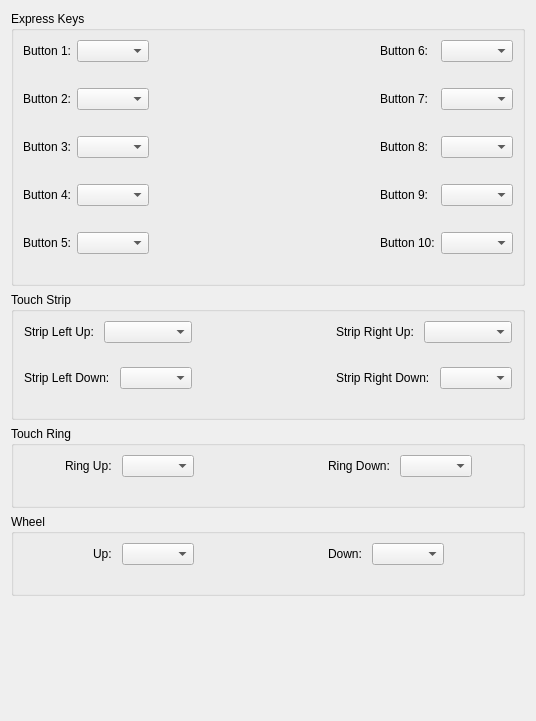
Before: the Qt Designer form src/kcmodule/padbuttonwidget.ui in KDE/wacomtablet, drawn with Qt 5.
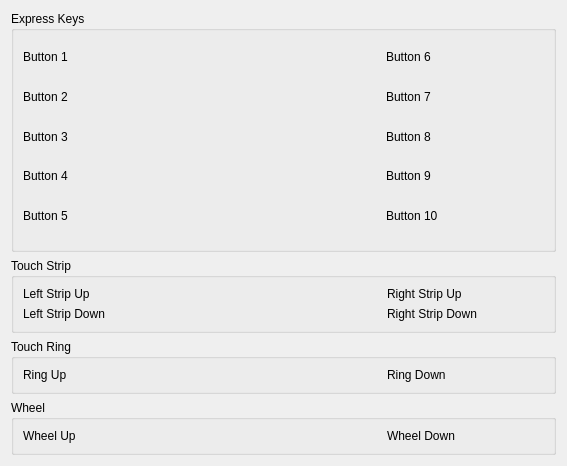
After: the same form once the commit is applied. Custom widgets are drawn as their Qt base class.

Commit message:
Updated express button assignment UI.
* Replaced all drop down menus with the new button action selector widget.
* Stabilized UI layout, it now keeps stable even when widgets are hidden.
* Fixed a bug in the button action selection widget where number keys would be interpreted as mouse buttons.

Patch:
```diff
--- a/src/kcmodule/padbuttonwidget.ui
+++ b/src/kcmodule/padbuttonwidget.ui
@@ -6,10 +6,16 @@
    <rect>
     <x>0</x>
     <y>0</y>
-    <width>536</width>
-    <height>721</height>
+    <width>539</width>
+    <height>430</height>
    </rect>
   </property>
+  <property name="sizePolicy">
+   <sizepolicy hsizetype="Expanding" vsizetype="Preferred">
+    <horstretch>0</horstretch>
+    <verstretch>0</verstretch>
+   </sizepolicy>
+  </property>
   <property name="windowTitle">
    <string>Pad Buttons</string>
   </property>
@@ -24,291 +30,299 @@
      </property>
      <layout class="QHBoxLayout" name="horizontalLayout">
       <item>
-       <layout class="QFormLayout" name="formLayout">
+       <layout class="QFormLayout" name="leftButtonLayout">
         <item row="0" column="0">
          <widget class="QLabel" name="button1Label">
-          <property name="text">
-           <string>Button 1:</string>
+          <property name="sizePolicy">
+           <sizepolicy hsizetype="Preferred" vsizetype="MinimumExpanding">
+            <horstretch>0</horstretch>
+            <verstretch>0</verstretch>
+           </sizepolicy>
           </property>
-          <property name="buddy">
-           <cstring>button1ComboBox</cstring>
-          </property>
-         </widget>
-        </item>
-        <item row="0" column="1">
-         <widget class="KComboBox" name="button1ComboBox">
-          <property name="toolTip">
-           <string>Set the action for Button 1</string>
-          </property>
-          <property name="maxVisibleItems">
-           <number>20</number>
-          </property>
-         </widget>
-        </item>
-        <item row="1" column="1">
-         <widget class="QLabel" name="button1ActionLabel">
           <property name="text">
-           <string/>
+           <string>Button 1</string>
           </property>
          </widget>
         </item>
-        <item row="2" column="0">
+        <item row="1" column="0">
          <widget class="QLabel" name="button2Label">
-          <property name="text">
-           <string>Button 2:</string>
+          <property name="sizePolicy">
+           <sizepolicy hsizetype="Preferred" vsizetype="MinimumExpanding">
+            <horstretch>0</horstretch>
+            <verstretch>0</verstretch>
+           </sizepolicy>
           </property>
-          <property name="buddy">
-           <cstring>button2ComboBox</cstring>
-          </property>
-         </widget>
-        </item>
-        <item row="2" column="1">
-         <widget class="KComboBox" name="button2ComboBox">
-          <property name="toolTip">
-           <string>Set the action for Button 2</string>
-          </property>
-          <property name="maxVisibleItems">
-           <number>20</number>
-          </property>
-         </widget>
-        </item>
-        <item row="3" column="1">
-         <widget class="QLabel" name="button2ActionLabel">
           <property name="text">
-           <string/>
+           <string>Button 2</string>
           </property>
          </widget>
         </item>
-        <item row="4" column="0">
+        <item row="2" column="0">
          <widget class="QLabel" name="button3Label">
-          <property name="text">
-           <string>Button 3:</string>
+          <property name="sizePolicy">
+           <sizepolicy hsizetype="Preferred" vsizetype="MinimumExpanding">
+            <horstretch>0</horstretch>
+            <verstretch>0</verstretch>
+           </sizepolicy>
           </property>
-          <property name="buddy">
-           <cstring>button3ComboBox</cstring>
-          </property>
-         </widget>
-        </item>
-        <item row="4" column="1">
-         <widget class="KComboBox" name="button3ComboBox">
-          <property name="toolTip">
-           <string>Set the action for Button 3</string>
-          </property>
-          <property name="maxVisibleItems">
-           <number>20</number>
-          </property>
-         </widget>
-        </item>
-        <item row="5" column="1">
-         <widget class="QLabel" name="button3ActionLabel">
           <property name="text">
-           <string/>
+           <string>Button 3</string>
           </property>
          </widget>
         </item>
-        <item row="6" column="0">
+        <item row="3" column="0">
          <widget class="QLabel" name="button4Label">
-          <property name="text">
-           <string>Button 4:</string>
+          <property name="sizePolicy">
+           <sizepolicy hsizetype="Preferred" vsizetype="MinimumExpanding">
+            <horstretch>0</horstretch>
+            <verstretch>0</verstretch>
+           </sizepolicy>
           </property>
-          <property name="buddy">
-           <cstring>button4ComboBox</cstring>
-          </property>
-         </widget>
-        </item>
-        <item row="6" column="1">
-         <widget class="KComboBox" name="button4ComboBox">
-          <property name="toolTip">
-           <string>Set the action for Button 4</string>
-          </property>
-          <property name="maxVisibleItems">
-           <number>20</number>
-          </property>
-         </widget>
-        </item>
-        <item row="7" column="1">
-         <widget class="QLabel" name="button4ActionLabel">
           <property name="text">
-           <string/>
+           <string>Button 4</string>
           </property>
          </widget>
         </item>
-        <item row="8" column="0">
+        <item row="4" column="0">
          <widget class="QLabel" name="button5Label">
+          <property name="sizePolicy">
+           <sizepolicy hsizetype="Preferred" vsizetype="MinimumExpanding">
+            <horstretch>0</horstretch>
+            <verstretch>0</verstretch>
+           </sizepolicy>
+          </property>
           <property name="text">
-           <string>Button 5:</string>
+           <string>Button 5</string>
           </property>
-          <property name="buddy">
-           <cstring>button5ComboBox</cstring>
+         </widget>
+        </item>
+        <item row="5" column="1">
+         <spacer name="leftButtonHSpacer">
+          <property name="orientation">
+           <enum>Qt::Horizontal</enum>
           </property>
+          <property name="sizeType">
+           <enum>QSizePolicy::MinimumExpanding</enum>
+          </property>
+          <property name="sizeHint" stdset="0">
+           <size>
+            <width>100</width>
+            <height>1</height>
+           </size>
+          </property>
+         </spacer>
+        </item>
+        <item row="0" column="1">
+         <widget class="Wacom::ButtonActionSelectorWidget" name="button1ActionSelector" native="true">
+          <property name="sizePolicy">
+           <sizepolicy hsizetype="Expanding" vsizetype="Preferred">
+            <horstretch>0</horstretch>
+            <verstretch>0</verstretch>
+           </sizepolicy>
+          </property>
          </widget>
         </item>
-        <item row="8" column="1">
-         <widget class="KComboBox" name="button5ComboBox">
-          <property name="toolTip">
-           <string>Set the action for Button 5</string>
+        <item row="1" column="1">
+         <widget class="Wacom::ButtonActionSelectorWidget" name="button2ActionSelector" native="true">
+          <property name="sizePolicy">
+           <sizepolicy hsizetype="Expanding" vsizetype="Preferred">
+            <horstretch>0</horstretch>
+            <verstretch>0</verstretch>
+           </sizepolicy>
           </property>
-          <property name="maxVisibleItems">
-           <number>20</number>
+         </widget>
+        </item>
+        <item row="2" column="1">
+         <widget class="Wacom::ButtonActionSelectorWidget" name="button3ActionSelector" native="true">
+          <property name="sizePolicy">
+           <sizepolicy hsizetype="Expanding" vsizetype="Preferred">
+            <horstretch>0</horstretch>
+            <verstretch>0</verstretch>
+           </sizepolicy>
           </property>
          </widget>
         </item>
-        <item row="9" column="1">
-         <widget class="QLabel" name="button5ActionLabel">
+        <item row="3" column="1">
+         <widget class="Wacom::ButtonActionSelectorWidget" name="button4ActionSelector" native="true">
+          <property name="sizePolicy">
+           <sizepolicy hsizetype="Expanding" vsizetype="Preferred">
+            <horstretch>0</horstretch>
+            <verstretch>0</verstretch>
+           </sizepolicy>
+          </property>
+         </widget>
+        </item>
+        <item row="4" column="1">
+         <widget class="Wacom::ButtonActionSelectorWidget" name="button5ActionSelector" native="true">
+          <property name="sizePolicy">
+           <sizepolicy hsizetype="Expanding" vsizetype="Preferred">
+            <horstretch>0</horstretch>
+            <verstretch>0</verstretch>
+           </sizepolicy>
+          </property>
+         </widget>
+        </item>
+       </layout>
+      </item>
+      <item>
+       <layout class="QVBoxLayout" name="padImageLayout">
+        <property name="sizeConstraint">
+         <enum>QLayout::SetFixedSize</enum>
+        </property>
+        <item>
+         <widget class="QLabel" name="padImage">
+          <property name="sizePolicy">
+           <sizepolicy hsizetype="Fixed" vsizetype="Fixed">
+            <horstretch>0</horstretch>
+            <verstretch>0</verstretch>
+           </sizepolicy>
+          </property>
+          <property name="minimumSize">
+           <size>
+            <width>200</width>
+            <height>200</height>
+           </size>
+          </property>
           <property name="text">
            <string/>
           </property>
+          <property name="alignment">
+           <set>Qt::AlignCenter</set>
+          </property>
          </widget>
         </item>
        </layout>
       </item>
       <item>
-       <widget class="QLabel" name="padImage">
-        <property name="sizePolicy">
-         <sizepolicy hsizetype="Expanding" vsizetype="Expanding">
-          <horstretch>0</horstretch>
-          <verstretch>0</verstretch>
-         </sizepolicy>
-        </property>
-        <property name="text">
-         <string/>
-        </property>
-       </widget>
-      </item>
-      <item>
-       <layout class="QFormLayout" name="formLayout_2">
+       <layout class="QFormLayout" name="rightButtonLayout">
         <item row="0" column="0">
          <widget class="QLabel" name="button6Label">
-          <property name="text">
-           <string>Button 6:</string>
+          <property name="sizePolicy">
+           <sizepolicy hsizetype="Preferred" vsizetype="MinimumExpanding">
+            <horstretch>0</horstretch>
+            <verstretch>0</verstretch>
+           </sizepolicy>
           </property>
-          <property name="buddy">
-           <cstring>button6ComboBox</cstring>
-          </property>
-         </widget>
-        </item>
-        <item row="0" column="1">
-         <widget class="KComboBox" name="button6ComboBox">
-          <property name="toolTip">
-           <string>Set the action for Button 6</string>
-          </property>
-          <property name="maxVisibleItems">
-           <number>20</number>
-          </property>
-         </widget>
-        </item>
-        <item row="1" column="1">
-         <widget class="QLabel" name="button6ActionLabel">
           <property name="text">
-           <string/>
+           <string>Button 6</string>
           </property>
          </widget>
         </item>
-        <item row="2" column="0">
+        <item row="1" column="0">
          <widget class="QLabel" name="button7Label">
-          <property name="text">
-           <string>Button 7:</string>
+          <property name="sizePolicy">
+           <sizepolicy hsizetype="Preferred" vsizetype="MinimumExpanding">
+            <horstretch>0</horstretch>
+            <verstretch>0</verstretch>
+           </sizepolicy>
           </property>
-          <property name="buddy">
-           <cstring>button7ComboBox</cstring>
-          </property>
-         </widget>
-        </item>
-        <item row="2" column="1">
-         <widget class="KComboBox" name="button7ComboBox">
-          <property name="toolTip">
-           <string>Set the action for Button 7</string>
-          </property>
-          <property name="maxVisibleItems">
-           <number>20</number>
-          </property>
-         </widget>
-        </item>
-        <item row="3" column="1">
-         <widget class="QLabel" name="button7ActionLabel">
           <property name="text">
-           <string/>
+           <string>Button 7</string>
           </property>
          </widget>
         </item>
-        <item row="4" column="0">
+        <item row="2" column="0">
          <widget class="QLabel" name="button8Label">
-          <property name="text">
-           <string>Button 8:</string>
+          <property name="sizePolicy">
+           <sizepolicy hsizetype="Preferred" vsizetype="MinimumExpanding">
+            <horstretch>0</horstretch>
+            <verstretch>0</verstretch>
+           </sizepolicy>
           </property>
-          <property name="buddy">
-           <cstring>button8ComboBox</cstring>
-          </property>
-         </widget>
-        </item>
-        <item row="4" column="1">
-         <widget class="KComboBox" name="button8ComboBox">
-          <property name="toolTip">
-           <string>Set the action for Button 8</string>
-          </property>
-          <property name="maxVisibleItems">
-           <number>20</number>
-          </property>
-         </widget>
-        </item>
-        <item row="5" column="1">
-         <widget class="QLabel" name="button8ActionLabel">
           <property name="text">
-           <string/>
+           <string>Button 8</string>
           </property>
          </widget>
         </item>
-        <item row="6" column="0">
+        <item row="3" column="0">
          <widget class="QLabel" name="button9Label">
-          <property name="text">
-           <string>Button 9:</string>
+          <property name="sizePolicy">
+           <sizepolicy hsizetype="Preferred" vsizetype="MinimumExpanding">
+            <horstretch>0</horstretch>
+            <verstretch>0</verstretch>
+           </sizepolicy>
           </property>
-          <property name="buddy">
-           <cstring>button9ComboBox</cstring>
-          </property>
-         </widget>
-        </item>
-        <item row="6" column="1">
-         <widget class="KComboBox" name="button9ComboBox">
-          <property name="toolTip">
-           <string>Set the action for Button 9</string>
-          </property>
-          <property name="maxVisibleItems">
-           <number>20</number>
-          </property>
-         </widget>
-        </item>
-        <item row="7" column="1">
-         <widget class="QLabel" name="button9ActionLabel">
           <property name="text">
-           <string/>
+           <string>Button 9</string>
           </property>
          </widget>
         </item>
-        <item row="8" column="0">
+        <item row="4" column="0">
          <widget class="QLabel" name="button10Label">
+          <property name="sizePolicy">
+           <sizepolicy hsizetype="Preferred" vsizetype="MinimumExpanding">
+            <horstretch>0</horstretch>
+            <verstretch>0</verstretch>
+           </sizepolicy>
+          </property>
           <property name="text">
-           <string>Button 10:</string>
+           <string>Button 10</string>
           </property>
-          <property name="buddy">
-           <cstring>button10ComboBox</cstring>
+         </widget>
+        </item>
+        <item row="5" column="1">
+         <spacer name="rightButtonHSpacer">
+          <property name="orientation">
+           <enum>Qt::Horizontal</enum>
           </property>
+          <property name="sizeType">
+           <enum>QSizePolicy::MinimumExpanding</enum>
+          </property>
+          <property name="sizeHint" stdset="0">
+           <size>
+            <width>100</width>
+            <height>1</height>
+           </size>
+          </property>
+         </spacer>
+        </item>
+        <item row="0" column="1">
+         <widget class="Wacom::ButtonActionSelectorWidget" name="button6ActionSelector" native="true">
+          <property name="sizePolicy">
+           <sizepolicy hsizetype="Expanding" vsizetype="Preferred">
+            <horstretch>0</horstretch>
+            <verstretch>0</verstretch>
+           </sizepolicy>
+          </property>
          </widget>
         </item>
-        <item row="8" column="1">
-         <widget class="KComboBox" name="button10ComboBox">
-          <property name="toolTip">
-           <string>Set the action for Button 10</string>
+        <item row="1" column="1">
+         <widget class="Wacom::ButtonActionSelectorWidget" name="button7ActionSelector" native="true">
+          <property name="sizePolicy">
+           <sizepolicy hsizetype="Expanding" vsizetype="Preferred">
+            <horstretch>0</horstretch>
+            <verstretch>0</verstretch>
+           </sizepolicy>
           </property>
-          <property name="maxVisibleItems">
-           <number>20</number>
+         </widget>
+        </item>
+        <item row="2" column="1">
+         <widget class="Wacom::ButtonActionSelectorWidget" name="button8ActionSelector" native="true">
+          <property name="sizePolicy">
+           <sizepolicy hsizetype="Expanding" vsizetype="Preferred">
+            <horstretch>0</horstretch>
+            <verstretch>0</verstretch>
+           </sizepolicy>
           </property>
          </widget>
         </item>
-        <item row="9" column="1">
-         <widget class="QLabel" name="button10ActionLabel">
-          <property name="text">
-           <string/>
+        <item row="3" column="1">
+         <widget class="Wacom::ButtonActionSelectorWidget" name="button9ActionSelector" native="true">
+          <property name="sizePolicy">
+           <sizepolicy hsizetype="Expanding" vsizetype="Preferred">
+            <horstretch>0</horstretch>
+            <verstretch>0</verstretch>
+           </sizepolicy>
+          </property>
+         </widget>
+        </item>
+        <item row="4" column="1">
+         <widget class="Wacom::ButtonActionSelectorWidget" name="button10ActionSelector" native="true">
+          <property name="sizePolicy">
+           <sizepolicy hsizetype="Expanding" vsizetype="Preferred">
+            <horstretch>0</horstretch>
+            <verstretch>0</verstretch>
+           </sizepolicy>
           </property>
          </widget>
         </item>
@@ -322,150 +336,119 @@
      <property name="title">
       <string>Touch Strip</string>
      </property>
-     <layout class="QGridLayout" name="gridLayout_2">
-      <property name="leftMargin">
-       <number>10</number>
-      </property>
-      <property name="rightMargin">
-       <number>10</number>
-      </property>
-      <property name="horizontalSpacing">
-       <number>10</number>
-      </property>
-      <property name="verticalSpacing">
-       <number>5</number>
-      </property>
-      <item row="0" column="0">
-       <widget class="QLabel" name="stripLUpLabel">
-        <property name="text">
-         <string>Strip Left Up:</string>
+     <layout class="QHBoxLayout" name="horizontalLayout_2">
+      <item>
+       <widget class="QWidget" name="leftStripWidget" native="true">
+        <property name="sizePolicy">
+         <sizepolicy hsizetype="MinimumExpanding" vsizetype="Preferred">
+          <horstretch>0</horstretch>
+          <verstretch>0</verstretch>
+         </sizepolicy>
         </property>
-        <property name="buddy">
-         <cstring>stripLUpComboBox</cstring>
-        </property>
+        <layout class="QFormLayout" name="formLayout">
+         <property name="margin">
+          <number>0</number>
+         </property>
+         <item row="0" column="0">
+          <widget class="QLabel" name="leftStripUpLabel">
+           <property name="text">
+            <string>Left Strip Up</string>
+           </property>
+          </widget>
+         </item>
+         <item row="0" column="1">
+          <widget class="Wacom::ButtonActionSelectorWidget" name="leftStripUpSelector" native="true">
+           <property name="sizePolicy">
+            <sizepolicy hsizetype="Expanding" vsizetype="Preferred">
+             <horstretch>0</horstretch>
+             <verstretch>0</verstretch>
+            </sizepolicy>
+           </property>
+          </widget>
+         </item>
+         <item row="1" column="0">
+          <widget class="QLabel" name="leftStripDownLabel">
+           <property name="text">
+            <string>Left Strip Down</string>
+           </property>
+          </widget>
+         </item>
+         <item row="1" column="1">
+          <widget class="Wacom::ButtonActionSelectorWidget" name="leftStripDownSelector" native="true">
+           <property name="sizePolicy">
+            <sizepolicy hsizetype="Expanding" vsizetype="Preferred">
+             <horstretch>0</horstretch>
+             <verstretch>0</verstretch>
+            </sizepolicy>
+           </property>
+          </widget>
+         </item>
+        </layout>
        </widget>
       </item>
-      <item row="0" column="1" colspan="2">
-       <widget class="KComboBox" name="stripLUpComboBox">
-        <property name="toolTip">
-         <string>Set the up action for the left strip</string>
-        </property>
-        <property name="maxVisibleItems">
-         <number>20</number>
-        </property>
-       </widget>
-      </item>
-      <item row="0" column="3">
-       <spacer name="horizontalSpacer">
+      <item>
+       <spacer name="stripHSpacer">
         <property name="orientation">
          <enum>Qt::Horizontal</enum>
         </property>
+        <property name="sizeType">
+         <enum>QSizePolicy::Fixed</enum>
+        </property>
         <property name="sizeHint" stdset="0">
          <size>
-          <width>296</width>
-          <height>20</height>
+          <width>200</width>
+          <height>1</height>
          </size>
         </property>
        </spacer>
       </item>
-      <item row="0" column="4">
-       <widget class="QLabel" name="stripRUpLabel">
-        <property name="text">
-         <string>Strip Right Up:</string>
+      <item>
+       <widget class="QWidget" name="rightStripWidget" native="true">
+        <property name="sizePolicy">
+         <sizepolicy hsizetype="MinimumExpanding" vsizetype="Preferred">
+          <horstretch>0</horstretch>
+          <verstretch>0</verstretch>
+         </sizepolicy>
         </property>
-        <property name="buddy">
-         <cstring>stripRUpComboBox</cstring>
-        </property>
-       </widget>
-      </item>
-      <item row="0" column="5" colspan="2">
-       <widget class="KComboBox" name="stripRUpComboBox">
-        <property name="toolTip">
-         <string>Set the up action for the right strip</string>
-        </property>
-        <property name="maxVisibleItems">
-         <number>20</number>
-        </property>
-       </widget>
-      </item>
-      <item row="1" column="1" colspan="2">
-       <widget class="QLabel" name="stripLUpActionLabel">
-        <property name="text">
-         <string/>
-        </property>
-        <property name="buddy">
-         <cstring>stripLUpComboBox</cstring>
-        </property>
-       </widget>
-      </item>
-      <item row="1" column="5" colspan="2">
-       <widget class="QLabel" name="stripRUpActionLabel">
-        <property name="text">
-         <string/>
-        </property>
-        <property name="buddy">
-         <cstring>stripRUpComboBox</cstring>
-        </property>
-       </widget>
-      </item>
-      <item row="2" column="0" colspan="2">
-       <widget class="QLabel" name="stripLDnLabel">
-        <property name="text">
-         <string>Strip Left Down:</string>
-        </property>
-        <property name="buddy">
-         <cstring>stripLDnComboBox</cstring>
-        </property>
-       </widget>
-      </item>
-      <item row="2" column="4" colspan="2">
-       <widget class="QLabel" name="stripRDnLabel">
-        <property name="text">
-         <string>Strip Right Down:</string>
-        </property>
-        <property name="buddy">
-         <cstring>stripRDnComboBox</cstring>
-        </property>
-       </widget>
-      </item>
-      <item row="2" column="6">
-       <widget class="KComboBox" name="stripRDnComboBox">
-        <property name="toolTip">
-         <string>Set the down action for the right strip</string>
-        </property>
-        <property name="maxVisibleItems">
-         <number>20</number>
-        </property>
-       </widget>
-      </item>
-      <item row="3" column="2">
-       <widget class="QLabel" name="stripLDnActionLabel">
-        <property name="text">
-         <string/>
-        </property>
-        <property name="buddy">
-         <cstring>stripLDnComboBox</cstring>
-        </property>
-       </widget>
-      </item>
-      <item row="3" column="6">
-       <widget class="QLabel" name="stripRDnActionLabel">
-        <property name="text">
-         <string/>
-        </property>
-        <property name="buddy">
-         <cstring>stripRDnComboBox</cstring>
-        </property>
-       </widget>
-      </item>
-      <item row="2" column="2">
-       <widget class="KComboBox" name="stripLDnComboBox">
-        <property name="toolTip">
-         <string>Set the down action for the left strip</string>
-        </property>
-        <property name="maxVisibleItems">
-         <number>20</number>
-        </property>
+        <layout class="QFormLayout" name="formLayout_2">
+         <property name="margin">
+          <number>0</number>
+         </property>
+         <item row="0" column="0">
+          <widget class="QLabel" name="rightStripUpLabel">
+           <property name="text">
+            <string>Right Strip Up</string>
+           </property>
+          </widget>
+         </item>
+         <item row="0" column="1">
+          <widget class="Wacom::ButtonActionSelectorWidget" name="rightStripUpSelector" native="true">
+           <property name="sizePolicy">
+            <sizepolicy hsizetype="Expanding" vsizetype="Preferred">
+             <horstretch>0</horstretch>
+             <verstretch>0</verstretch>
+            </sizepolicy>
+           </property>
+          </widget>
+         </item>
+         <item row="1" column="0">
+          <widget class="QLabel" name="rightStripDownLabel">
+           <property name="text">
+            <string>Right Strip Down</string>
+           </property>
+          </widget>
+         </item>
+         <item row="1" column="1">
+          <widget class="Wacom::ButtonActionSelectorWidget" name="rightStripDownSelector" native="true">
+           <property name="sizePolicy">
+            <sizepolicy hsizetype="Expanding" vsizetype="Preferred">
+             <horstretch>0</horstretch>
+             <verstretch>0</verstretch>
+            </sizepolicy>
+           </property>
+          </widget>
+         </item>
+        </layout>
        </widget>
       </item>
      </layout>
@@ -476,111 +459,70 @@
      <property name="title">
       <string>Touch Ring</string>
      </property>
-     <layout class="QGridLayout" name="gridLayout_3">
-      <property name="leftMargin">
-       <number>10</number>
-      </property>
-      <property name="rightMargin">
-       <number>10</number>
-      </property>
-      <property name="horizontalSpacing">
-       <number>10</number>
-      </property>
-      <property name="verticalSpacing">
-       <number>5</number>
-      </property>
-      <item row="0" column="0">
-       <spacer name="horizontalSpacer_2">
-        <property name="orientation">
-         <enum>Qt::Horizontal</enum>
+     <layout class="QHBoxLayout" name="horizontalLayout_3">
+      <item>
+       <layout class="QFormLayout" name="leftRingLayout">
+        <property name="fieldGrowthPolicy">
+         <enum>QFormLayout::ExpandingFieldsGrow</enum>
         </property>
-        <property name="sizeHint" stdset="0">
-         <size>
-          <width>40</width>
-          <height>20</height>
-         </size>
-        </property>
-       </spacer>
+        <item row="0" column="0">
+         <widget class="QLabel" name="ringUpLabel">
+          <property name="text">
+           <string>Ring Up</string>
+          </property>
+         </widget>
+        </item>
+        <item row="0" column="1">
+         <widget class="Wacom::ButtonActionSelectorWidget" name="ringUpSelector" native="true">
+          <property name="sizePolicy">
+           <sizepolicy hsizetype="Expanding" vsizetype="Preferred">
+            <horstretch>0</horstretch>
+            <verstretch>0</verstretch>
+           </sizepolicy>
+          </property>
+         </widget>
+        </item>
+       </layout>
       </item>
-      <item row="0" column="4">
-       <spacer name="horizontalSpacer_4">
+      <item>
+       <spacer name="ringHSpacer">
         <property name="orientation">
          <enum>Qt::Horizontal</enum>
         </property>
-        <property name="sizeHint" stdset="0">
-         <size>
-          <width>124</width>
-          <height>20</height>
-         </size>
+        <property name="sizeType">
+         <enum>QSizePolicy::Fixed</enum>
         </property>
-       </spacer>
-      </item>
-      <item row="0" column="8">
-       <spacer name="horizontalSpacer_3">
-        <property name="orientation">
-         <enum>Qt::Horizontal</enum>
-        </property>
         <property name="sizeHint" stdset="0">
          <size>
-          <width>40</width>
-          <height>20</height>
+          <width>200</width>
+          <height>1</height>
          </size>
         </property>
        </spacer>
       </item>
-      <item row="0" column="7">
-       <widget class="KComboBox" name="ringDnComboBox">
-        <property name="toolTip">
-         <string>Set the down action for the touch ring</string>
+      <item>
+       <layout class="QFormLayout" name="rightRingLayout">
+        <property name="fieldGrowthPolicy">
+         <enum>QFormLayout::ExpandingFieldsGrow</enum>
         </property>
-        <property name="maxVisibleItems">
-         <number>20</number>
-        </property>
-       </widget>
-      </item>
-      <item row="0" column="3">
-       <widget class="KComboBox" name="ringUpComboBox">
-        <property name="toolTip">
-         <string>Set the up action for the touch ring</string>
-        </property>
-        <property name="maxVisibleItems">
-         <number>20</number>
-        </property>
-       </widget>
-      </item>
-      <item row="0" column="2">
-       <widget class="QLabel" name="ringUpLabeL">
-        <property name="text">
-         <string>Ring Up:</string>
-        </property>
-        <property name="buddy">
-         <cstring>ringUpComboBox</cstring>
-        </property>
-       </widget>
-      </item>
-      <item row="0" column="5">
-       <widget class="QLabel" name="ringDnLabel">
-        <property name="text">
-         <string>Ring Down:</string>
-        </property>
-        <property name="buddy">
-         <cstring>ringDnComboBox</cstring>
-        </property>
-       </widget>
-      </item>
-      <item row="1" column="7">
-       <widget class="QLabel" name="ringDnActionLabel">
-        <property name="text">
-         <string/>
-        </property>
-       </widget>
-      </item>
-      <item row="1" column="3">
-       <widget class="QLabel" name="ringUpActionLabel">
-        <property name="text">
-         <string/>
-        </property>
-       </widget>
+        <item row="0" column="0">
+         <widget class="QLabel" name="ringDownLabel">
+          <property name="text">
+           <string>Ring Down</string>
+          </property>
+         </widget>
+        </item>
+        <item row="0" column="1">
+         <widget class="Wacom::ButtonActionSelectorWidget" name="ringDownSelector" native="true">
+          <property name="sizePolicy">
+           <sizepolicy hsizetype="Expanding" vsizetype="Preferred">
+            <horstretch>0</horstretch>
+            <verstretch>0</verstretch>
+           </sizepolicy>
+          </property>
+         </widget>
+        </item>
+       </layout>
       </item>
      </layout>
     </widget>
@@ -590,111 +532,64 @@
      <property name="title">
       <string>Wheel</string>
      </property>
-     <layout class="QGridLayout" name="gridLayout_4">
-      <property name="leftMargin">
-       <number>10</number>
-      </property>
-      <property name="rightMargin">
-       <number>10</number>
-      </property>
-      <property name="horizontalSpacing">
-       <number>10</number>
-      </property>
-      <property name="verticalSpacing">
-       <number>5</number>
-      </property>
-      <item row="0" column="0">
-       <spacer name="horizontalSpacer_5">
-        <property name="orientation">
-         <enum>Qt::Horizontal</enum>
-        </property>
-        <property name="sizeHint" stdset="0">
-         <size>
-          <width>40</width>
-          <height>20</height>
-         </size>
-        </property>
-       </spacer>
+     <layout class="QHBoxLayout" name="horizontalLayout_4">
+      <item>
+       <layout class="QFormLayout" name="leftWheelLayout">
+        <item row="0" column="0">
+         <widget class="QLabel" name="wheelUpLabel">
+          <property name="text">
+           <string>Wheel Up</string>
+          </property>
+         </widget>
+        </item>
+        <item row="0" column="1">
+         <widget class="Wacom::ButtonActionSelectorWidget" name="wheelUpSelector" native="true">
+          <property name="sizePolicy">
+           <sizepolicy hsizetype="Expanding" vsizetype="Preferred">
+            <horstretch>0</horstretch>
+            <verstretch>0</verstretch>
+           </sizepolicy>
+          </property>
+         </widget>
+        </item>
+       </layout>
       </item>
-      <item row="0" column="4">
-       <spacer name="horizontalSpacer_6">
+      <item>
+       <spacer name="wheelHSpacer">
         <property name="orientation">
          <enum>Qt::Horizontal</enum>
         </property>
-        <property name="sizeHint" stdset="0">
-         <size>
-          <width>124</width>
-          <height>20</height>
-         </size>
+        <property name="sizeType">
+         <enum>QSizePolicy::Fixed</enum>
         </property>
-       </spacer>
-      </item>
-      <item row="0" column="8">
-       <spacer name="horizontalSpacer_7">
-        <property name="orientation">
-         <enum>Qt::Horizontal</enum>
-        </property>
         <property name="sizeHint" stdset="0">
          <size>
-          <width>40</width>
-          <height>20</height>
+          <width>200</width>
+          <height>1</height>
          </size>
         </property>
        </spacer>
       </item>
-      <item row="0" column="7">
-       <widget class="KComboBox" name="wheelDnComboBox">
-        <property name="toolTip">
-         <string>Set the down action for the wheel</string>
-        </property>
-        <property name="maxVisibleItems">
-         <number>20</number>
-        </property>
-       </widget>
-      </item>
-      <item row="0" column="3">
-       <widget class="KComboBox" name="wheelUpComboBox">
-        <property name="toolTip">
-         <string>Set the up action for the wheel</string>
-        </property>
-        <property name="maxVisibleItems">
-         <number>20</number>
-        </property>
-       </widget>
-      </item>
-      <item row="0" column="2">
-       <widget class="QLabel" name="wheelUpLabeL">
-        <property name="text">
-         <string comment="Action when the Wheel is used upwards">Up:</string>
-        </property>
-        <property name="buddy">
-         <cstring>wheelUpComboBox</cstring>
-        </property>
-       </widget>
-      </item>
-      <item row="0" column="5">
-       <widget class="QLabel" name="wheelDnLabel">
-        <property name="text">
-         <string comment="Action when the Wheel is used downwards">Down:</string>
-        </property>
-        <property name="buddy">
-         <cstring>wheelDnComboBox</cstring>
-        </property>
-       </widget>
-      </item>
-      <item row="1" column="7">
-       <widget class="QLabel" name="wheelDnActionLabel">
-        <property name="text">
-         <string/>
-        </property>
-       </widget>
-      </item>
-      <item row="1" column="3">
-       <widget class="QLabel" name="wheelUpActionLabel">
-        <property name="text">
-         <string/>
-        </property>
-       </widget>
+      <item>
+       <layout class="QFormLayout" name="rightWheelLayout">
+        <item row="0" column="0">
+         <widget class="QLabel" name="wheelDownLabel">
+          <property name="text">
+           <string>Wheel Down</string>
+          </property>
+         </widget>
+        </item>
+        <item row="0" column="1">
+         <widget class="Wacom::ButtonActionSelectorWidget" name="wheelDownSelector" native="true">
+          <property name="sizePolicy">
+           <sizepolicy hsizetype="Expanding" vsizetype="Preferred">
+            <horstretch>0</horstretch>
+            <verstretch>0</verstretch>
+           </sizepolicy>
+          </property>
+         </widget>
+        </item>
+       </layout>
       </item>
      </layout>
     </widget>
@@ -704,10 +599,13 @@
      <property name="orientation">
       <enum>Qt::Vertical</enum>
      </property>
+     <property name="sizeType">
+      <enum>QSizePolicy::Expanding</enum>
+     </property>
      <property name="sizeHint" stdset="0">
       <size>
-       <width>20</width>
-       <height>40</height>
+       <width>0</width>
+       <height>0</height>
       </size>
      </property>
     </spacer>
@@ -716,9 +614,10 @@
  </widget>
  <customwidgets>
   <customwidget>
-   <class>KComboBox</class>
-   <extends>QComboBox</extends>
-   <header>kcombobox.h</header>
+   <class>Wacom::ButtonActionSelectorWidget</class>
+   <extends>QWidget</extends>
+   <header>buttonactionselectorwidget.h</header>
+   <container>1</container>
   </customwidget>
  </customwidgets>
  <tabstops>
```
Left out of the diff: 331 changed lines with no effect on the pictures. The commit also changes 3 other files.
